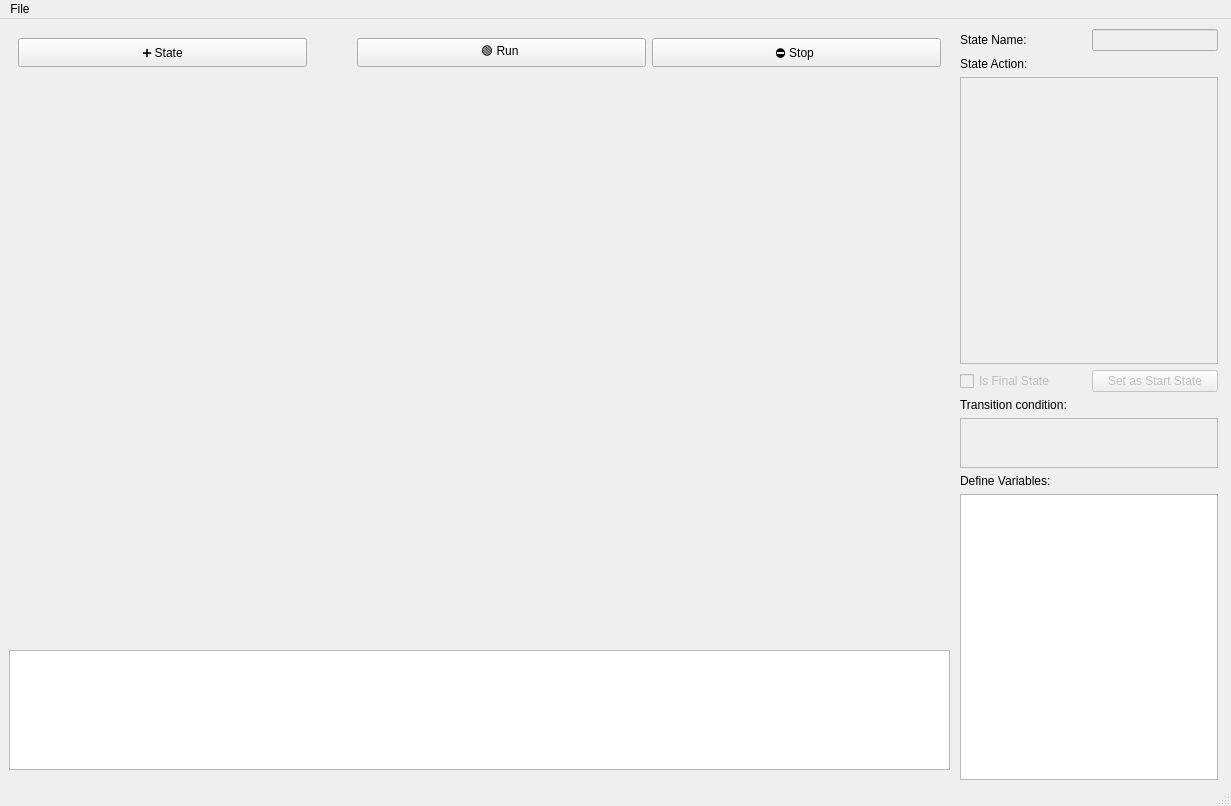
Above: src/mainwindow.ui from JosefAmbruz/ICP-projekt before the change. Below: the same form after it.
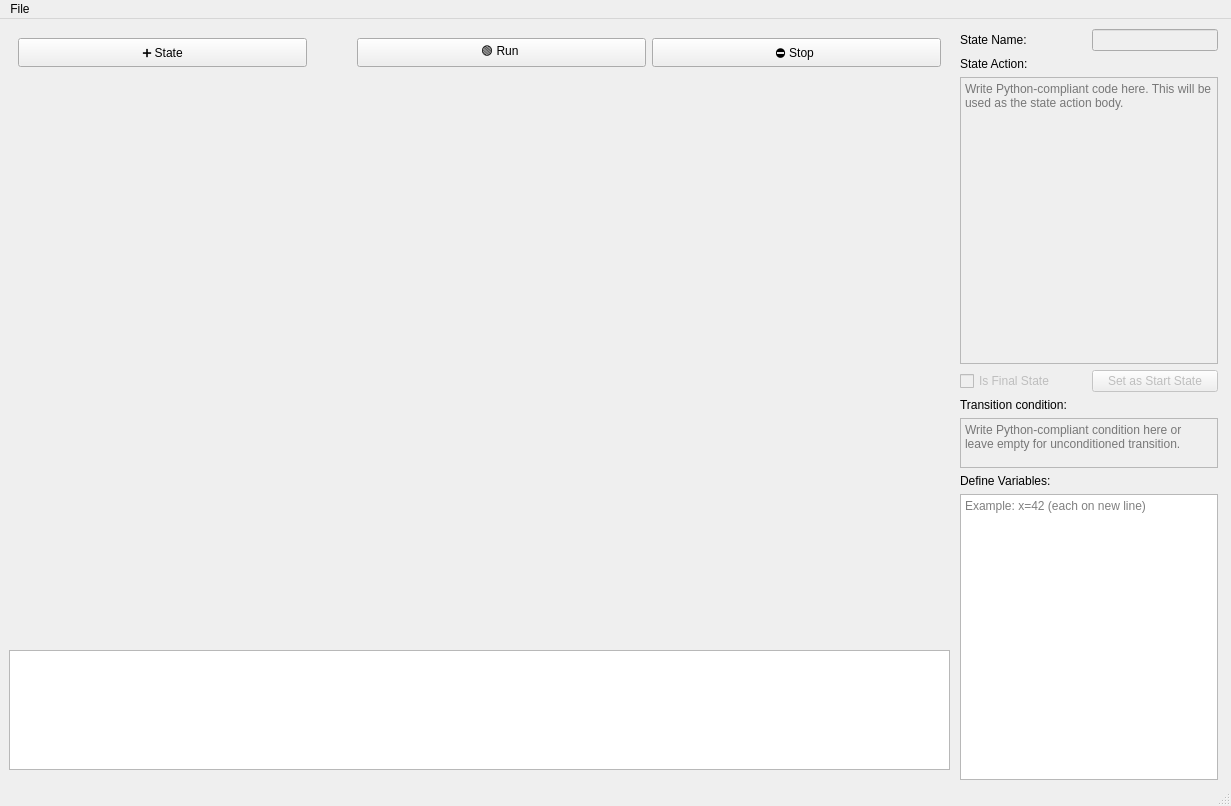
That is the form after the change.

Commit message: Guarded the transition conditions with return, Empty action codes return pass

```diff
--- a/src/mainwindow.ui
+++ b/src/mainwindow.ui
@@ -82,6 +82,9 @@
 &lt;/style&gt;&lt;/head&gt;&lt;body style=&quot; font-family:'Sans Serif'; font-size:9pt; font-weight:400; font-style:normal;&quot;&gt;
 &lt;p style=&quot;-qt-paragraph-type:empty; margin-top:0px; margin-bottom:0px; margin-left:0px; margin-right:0px; -qt-block-indent:0; text-indent:0px; font-family:'Segoe UI';&quot;&gt;&lt;br /&gt;&lt;/p&gt;&lt;/body&gt;&lt;/html&gt;</string>
        </property>
+       <property name="placeholderText">
+        <string>Write Python-compliant code here. This will be used as the state action body.</string>
+       </property>
       </widget>
      </item>
      <item>
@@ -138,6 +141,9 @@
          <height>50</height>
         </size>
        </property>
+       <property name="placeholderText">
+        <string>Write Python-compliant condition here or leave empty for unconditioned transition.</string>
+       </property>
       </widget>
      </item>
      <item>
@@ -148,7 +154,11 @@
       </widget>
      </item>
      <item>
-      <widget class="QTextEdit" name="textEdit_vars"/>
+      <widget class="QTextEdit" name="textEdit_vars">
+       <property name="placeholderText">
+        <string>Example: x=42 (each on new line)</string>
+       </property>
+      </widget>
      </item>
     </layout>
    </widget>
```
The commit also changes 6 other files.
